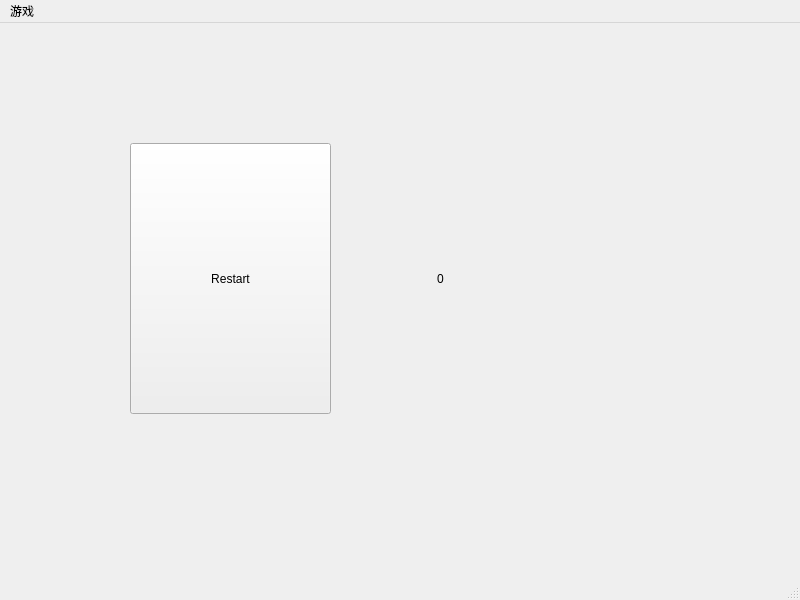
Qt form mainwindow.ui (SJoJoK/2020Mine_Sweep) before a commit.
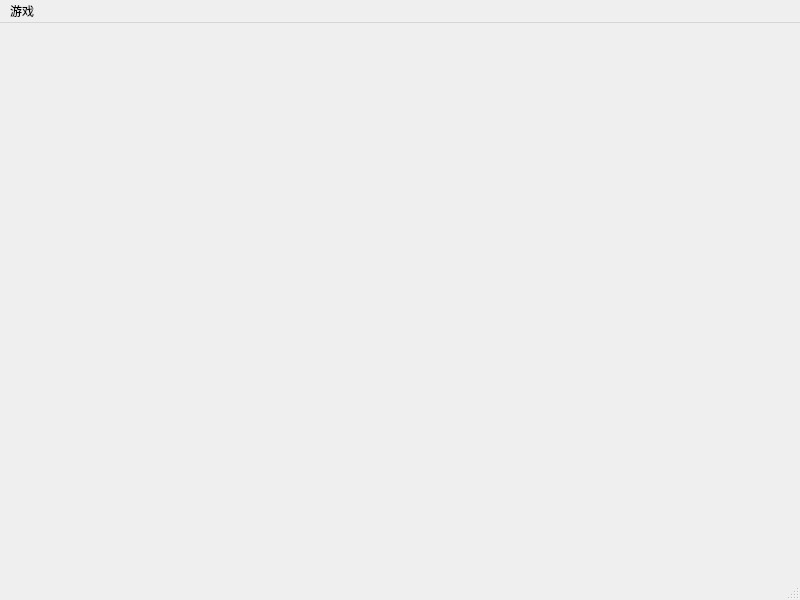
The same form after that commit.

```diff
--- a/mainwindow.ui
+++ b/mainwindow.ui
@@ -13,43 +13,7 @@
   <property name="windowTitle">
    <string>MainWindow</string>
   </property>
-  <widget class="QWidget" name="centralwidget">
-   <widget class="QPushButton" name="RE_button">
-    <property name="geometry">
-     <rect>
-      <x>130</x>
-      <y>120</y>
-      <width>201</width>
-      <height>271</height>
-     </rect>
-    </property>
-    <property name="text">
-     <string>Restart</string>
-    </property>
-   </widget>
-   <widget class="QLabel" name="RE_label">
-    <property name="geometry">
-     <rect>
-      <x>390</x>
-      <y>120</y>
-      <width>101</width>
-      <height>271</height>
-     </rect>
-    </property>
-    <property name="lineWidth">
-     <number>0</number>
-    </property>
-    <property name="text">
-     <string>0</string>
-    </property>
-    <property name="textFormat">
-     <enum>Qt::AutoText</enum>
-    </property>
-    <property name="alignment">
-     <set>Qt::AlignCenter</set>
-    </property>
-   </widget>
-  </widget>
+  <widget class="QWidget" name="centralwidget"/>
   <widget class="QMenuBar" name="menubar">
    <property name="geometry">
     <rect>
```
